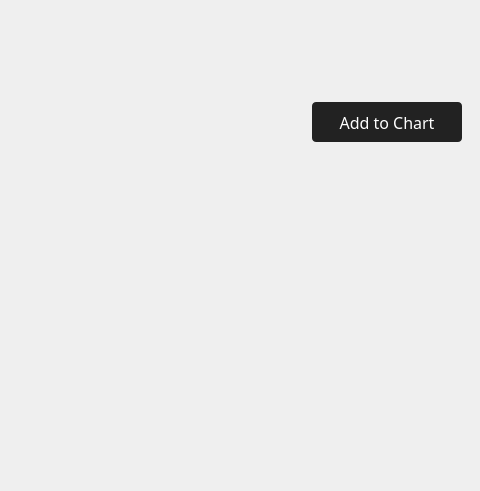
Above: ui_files/interface.ui from xTheSheep/gui_landwirtschaftliche_fahrzeuge before the change; both pictures show x 720 to 1200 and y 309 to 800 of the 1200 by 800 pixel window. Below: the same form after it.
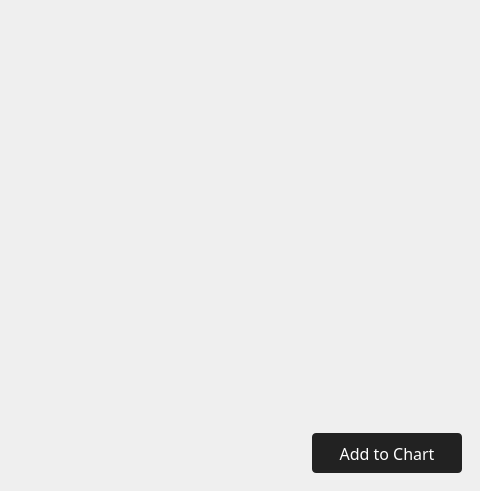
That is the form after the change. The open tabs and pages were chosen to show the change. Icons and pictures are not drawn.

The edit to the form file:
```diff
--- a/ui_files/interface.ui
+++ b/ui_files/interface.ui
@@ -1184,27 +1184,79 @@
                  </property>
                 </widget>
                </item>
-               <item alignment="Qt::AlignTop">
-                <widget class="QFrame" name="frame_6">
-                 <property name="sizePolicy">
-                  <sizepolicy hsizetype="Preferred" vsizetype="Preferred">
-                   <horstretch>0</horstretch>
-                   <verstretch>0</verstretch>
-                  </sizepolicy>
-                 </property>
-                 <property name="minimumSize">
-                  <size>
-                   <width>0</width>
-                   <height>300</height>
-                  </size>
+               <item>
+                <widget class="QScrollArea" name="scrollArea_3">
+                 <property name="styleSheet">
+                  <string notr="true">#frame {
+	background-color: rgba(0, 0, 0, 12);
+	border-radius: 20px;
+}
+
+QScrollBar::vertical {
+	border:none;
+	width: 7px;
+	margin: 15px 0 15px 0;
+	border-radius: 0;
+}
+
+QScrollBar::handle:vertical {
+	background-color: rgb(67, 67, 67);
+	min-height: 30px;
+	border-radius: 3px;
+}
+
+QScrollBar::handle:hover {
+	background-color: rgb(255, 0, 127);
+}
+
+QScrollBar::sub-line:vertical {
+	border: none;
+	height: 8px;
+	border-top-left-radius: 3px;
+	border-top-right-radius: 3px;
+	subcontrol-position: top;
+	subcontrol-origin: margin;
+}
+
+QScrollBar::add-line:vertical {
+	border: none;
+	height: 8px;
+	border-bottom-left-radius: 3px;
+	border-bottom-right-radius: 3px;
+	subcontrol-position: bottom;
+	subcontrol-origin: margin;
+}
+
+QScrollBar::up-arrow:vertical, QScrollBar::down:vertical {
+	background: none;
+}
+
+QScrollBar::add-page:vertical, QScrollBar:sub-page:vertical {
+	background: none;
+}
+</string>
                  </property>
                  <property name="frameShape">
                   <enum>QFrame::NoFrame</enum>
                  </property>
-                 <property name="frameShadow">
-                  <enum>QFrame::Raised</enum>
+                 <property name="widgetResizable">
+                  <bool>true</bool>
                  </property>
-                 <layout class="QVBoxLayout" name="configuration_layout"/>
+                 <widget class="QWidget" name="scrollAreaWidgetContents_4">
+                  <property name="geometry">
+                   <rect>
+                    <x>0</x>
+                    <y>0</y>
+                    <width>1096</width>
+                    <height>639</height>
+                   </rect>
+                  </property>
+                  <layout class="QVBoxLayout" name="configuration_layout">
+                   <property name="spacing">
+                    <number>3</number>
+                   </property>
+                  </layout>
+                 </widget>
                 </widget>
                </item>
                <item alignment="Qt::AlignRight">
@@ -1239,19 +1291,6 @@
                  </property>
                 </widget>
                </item>
-               <item>
-                <spacer name="verticalSpacer_6">
-                 <property name="orientation">
-                  <enum>Qt::Vertical</enum>
-                 </property>
-                 <property name="sizeHint" stdset="0">
-                  <size>
-                   <width>20</width>
-                   <height>40</height>
-                  </size>
-                 </property>
-                </spacer>
-               </item>
               </layout>
              </widget>
              <widget class="QWidget" name="page_cart">
```
Left out of the diff: 22 changed lines with no effect on the pictures.
